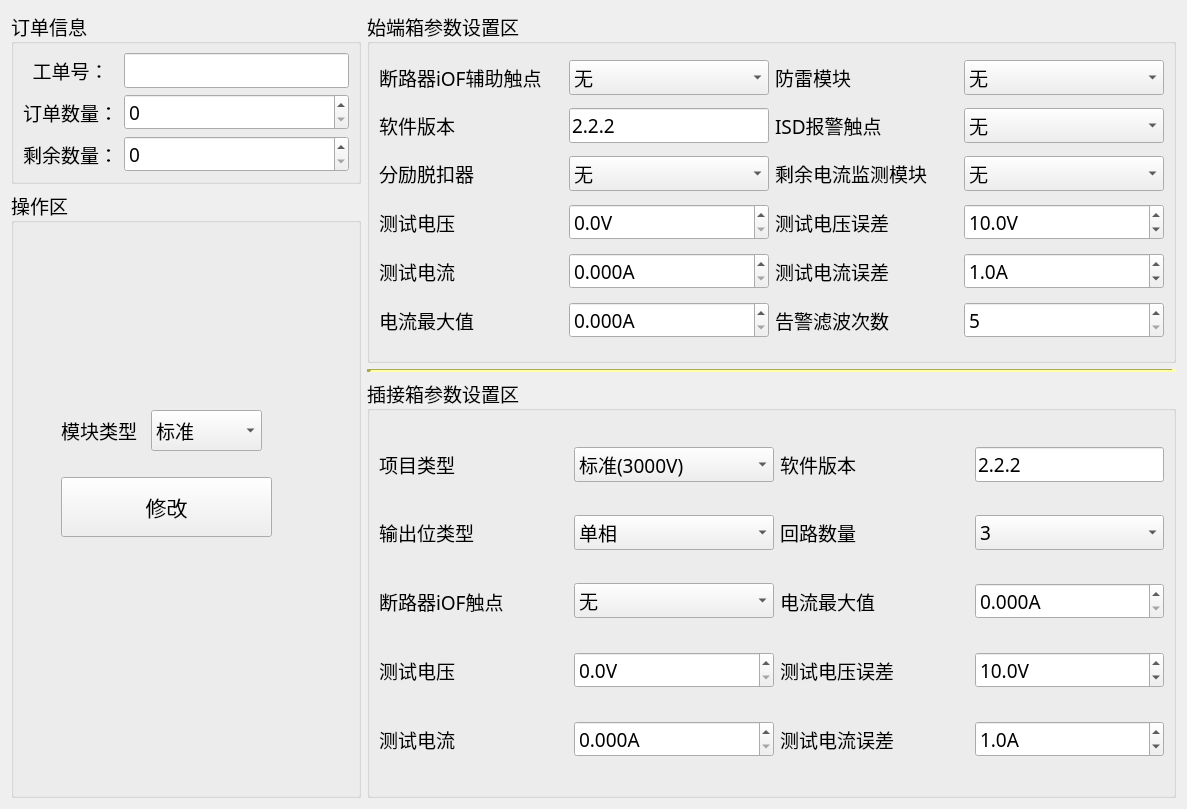
Old version of the form ProductEvalTool/qc-busbar/setups/setting.ui in the repository ChinaClever/ProductEvalTool.
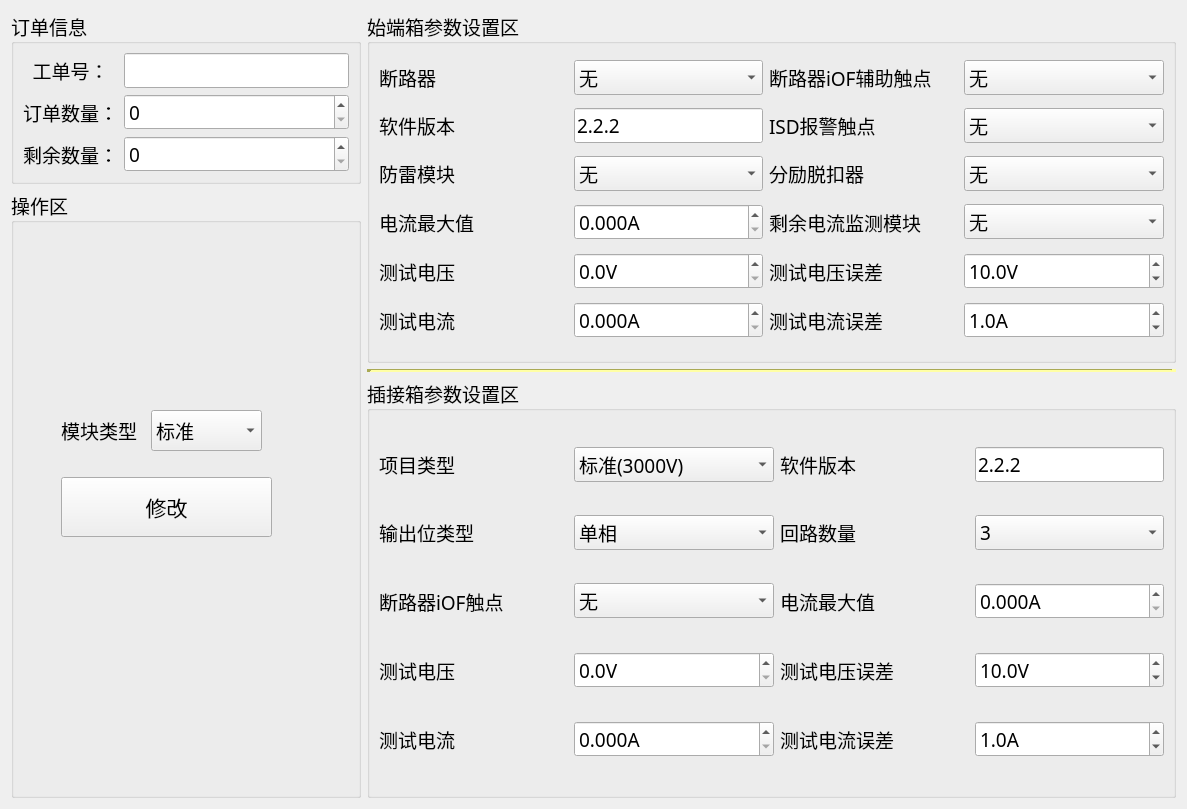
New version of the form.

```diff
--- a/ProductEvalTool/qc-busbar/setups/setting.ui
+++ b/ProductEvalTool/qc-busbar/setups/setting.ui
@@ -180,204 +180,6 @@
       <string>始端箱参数设置区</string>
      </property>
      <layout class="QGridLayout" name="gridLayout">
-      <item row="4" column="1">
-       <widget class="QDoubleSpinBox" name="ip_volSpin">
-        <property name="suffix">
-         <string>V</string>
-        </property>
-        <property name="decimals">
-         <number>1</number>
-        </property>
-        <property name="maximum">
-         <double>500.000000000000000</double>
-        </property>
-        <property name="singleStep">
-         <double>0.100000000000000</double>
-        </property>
-       </widget>
-      </item>
-      <item row="4" column="0">
-       <widget class="QLabel" name="label_19">
-        <property name="text">
-         <string>测试电压</string>
-        </property>
-        <property name="alignment">
-         <set>Qt::AlignLeading|Qt::AlignLeft|Qt::AlignVCenter</set>
-        </property>
-       </widget>
-      </item>
-      <item row="0" column="1">
-       <widget class="QComboBox" name="iOFBox">
-        <property name="minimumSize">
-         <size>
-          <width>200</width>
-          <height>30</height>
-         </size>
-        </property>
-        <item>
-         <property name="text">
-          <string>无</string>
-         </property>
-        </item>
-        <item>
-         <property name="text">
-          <string>配有</string>
-         </property>
-        </item>
-       </widget>
-      </item>
-      <item row="3" column="3">
-       <widget class="QComboBox" name="residualBox">
-        <item>
-         <property name="text">
-          <string>无</string>
-         </property>
-        </item>
-        <item>
-         <property name="text">
-          <string>有</string>
-         </property>
-        </item>
-       </widget>
-      </item>
-      <item row="0" column="3">
-       <widget class="QComboBox" name="lightningBox">
-        <property name="minimumSize">
-         <size>
-          <width>120</width>
-          <height>30</height>
-         </size>
-        </property>
-        <item>
-         <property name="text">
-          <string>无</string>
-         </property>
-        </item>
-        <item>
-         <property name="text">
-          <string>配有</string>
-         </property>
-        </item>
-       </widget>
-      </item>
-      <item row="1" column="3">
-       <widget class="QComboBox" name="ISDBox">
-        <property name="minimumSize">
-         <size>
-          <width>120</width>
-          <height>30</height>
-         </size>
-        </property>
-        <item>
-         <property name="text">
-          <string>无</string>
-         </property>
-        </item>
-        <item>
-         <property name="text">
-          <string>配有</string>
-         </property>
-        </item>
-       </widget>
-      </item>
-      <item row="7" column="3">
-       <widget class="QDoubleSpinBox" name="ip_curErrSpin">
-        <property name="suffix">
-         <string>A</string>
-        </property>
-        <property name="decimals">
-         <number>1</number>
-        </property>
-        <property name="maximum">
-         <double>10.000000000000000</double>
-        </property>
-        <property name="singleStep">
-         <double>0.100000000000000</double>
-        </property>
-        <property name="value">
-         <double>1.000000000000000</double>
-        </property>
-       </widget>
-      </item>
-      <item row="7" column="0">
-       <widget class="QLabel" name="label_18">
-        <property name="text">
-         <string>测试电流</string>
-        </property>
-        <property name="alignment">
-         <set>Qt::AlignLeading|Qt::AlignLeft|Qt::AlignVCenter</set>
-        </property>
-       </widget>
-      </item>
-      <item row="4" column="3">
-       <widget class="QDoubleSpinBox" name="ip_volErrSpin">
-        <property name="suffix">
-         <string>V</string>
-        </property>
-        <property name="decimals">
-         <number>1</number>
-        </property>
-        <property name="maximum">
-         <double>100.000000000000000</double>
-        </property>
-        <property name="singleStep">
-         <double>0.500000000000000</double>
-        </property>
-        <property name="value">
-         <double>10.000000000000000</double>
-        </property>
-       </widget>
-      </item>
-      <item row="3" column="2">
-       <widget class="QLabel" name="label_2">
-        <property name="text">
-         <string>剩余电流监测模块</string>
-        </property>
-        <property name="alignment">
-         <set>Qt::AlignLeading|Qt::AlignLeft|Qt::AlignVCenter</set>
-        </property>
-       </widget>
-      </item>
-      <item row="0" column="0">
-       <widget class="QLabel" name="label_11">
-        <property name="text">
-         <string>断路器iOF辅助触点</string>
-        </property>
-        <property name="alignment">
-         <set>Qt::AlignLeading|Qt::AlignLeft|Qt::AlignVCenter</set>
-        </property>
-       </widget>
-      </item>
-      <item row="7" column="2">
-       <widget class="QLabel" name="label_16">
-        <property name="text">
-         <string>测试电流误差</string>
-        </property>
-        <property name="alignment">
-         <set>Qt::AlignLeading|Qt::AlignLeft|Qt::AlignVCenter</set>
-        </property>
-       </widget>
-      </item>
-      <item row="4" column="2">
-       <widget class="QLabel" name="label_15">
-        <property name="text">
-         <string>测试电压误差</string>
-        </property>
-        <property name="alignment">
-         <set>Qt::AlignLeading|Qt::AlignLeft|Qt::AlignVCenter</set>
-        </property>
-       </widget>
-      </item>
-      <item row="0" column="2">
-       <widget class="QLabel" name="label_3">
-        <property name="text">
-         <string>防雷模块</string>
-        </property>
-        <property name="alignment">
-         <set>Qt::AlignLeading|Qt::AlignLeft|Qt::AlignVCenter</set>
-        </property>
-       </widget>
-      </item>
       <item row="1" column="2">
        <widget class="QLabel" name="label_9">
         <property name="text">
@@ -388,32 +190,22 @@
         </property>
        </widget>
       </item>
-      <item row="7" column="1">
-       <widget class="QDoubleSpinBox" name="ip_curSpin">
+      <item row="8" column="3">
+       <widget class="QDoubleSpinBox" name="ip_volErrSpin">
         <property name="suffix">
-         <string>A</string>
+         <string>V</string>
         </property>
         <property name="decimals">
-         <number>3</number>
+         <number>1</number>
         </property>
         <property name="maximum">
-         <double>1000.000000000000000</double>
+         <double>100.000000000000000</double>
         </property>
         <property name="singleStep">
          <double>0.100000000000000</double>
         </property>
-       </widget>
-      </item>
-      <item row="1" column="1">
-       <widget class="QLineEdit" name="ip_versionEdit">
-        <property name="sizePolicy">
-         <sizepolicy hsizetype="Preferred" vsizetype="Fixed">
-          <horstretch>0</horstretch>
-          <verstretch>0</verstretch>
-         </sizepolicy>
-        </property>
-        <property name="text">
-         <string>2.2.2</string>
+        <property name="value">
+         <double>10.000000000000000</double>
         </property>
        </widget>
       </item>
@@ -427,7 +219,26 @@
         </property>
        </widget>
       </item>
-      <item row="3" column="0">
+      <item row="11" column="3">
+       <widget class="QDoubleSpinBox" name="ip_curErrSpin">
+        <property name="suffix">
+         <string>A</string>
+        </property>
+        <property name="decimals">
+         <number>1</number>
+        </property>
+        <property name="maximum">
+         <double>10.000000000000000</double>
+        </property>
+        <property name="singleStep">
+         <double>0.100000000000000</double>
+        </property>
+        <property name="value">
+         <double>1.000000000000000</double>
+        </property>
+       </widget>
+      </item>
+      <item row="3" column="2">
        <widget class="QLabel" name="label_13">
         <property name="sizePolicy">
          <sizepolicy hsizetype="Preferred" vsizetype="Preferred">
@@ -443,7 +254,77 @@
         </property>
        </widget>
       </item>
+      <item row="11" column="1">
+       <widget class="QDoubleSpinBox" name="ip_curSpin">
+        <property name="suffix">
+         <string>A</string>
+        </property>
+        <property name="decimals">
+         <number>3</number>
+        </property>
+        <property name="maximum">
+         <double>1000.000000000000000</double>
+        </property>
+        <property name="singleStep">
+         <double>0.100000000000000</double>
+        </property>
+       </widget>
+      </item>
+      <item row="5" column="2">
+       <widget class="QLabel" name="label_2">
+        <property name="text">
+         <string>剩余电流监测模块</string>
+        </property>
+        <property name="alignment">
+         <set>Qt::AlignLeading|Qt::AlignLeft|Qt::AlignVCenter</set>
+        </property>
+       </widget>
+      </item>
+      <item row="11" column="0">
+       <widget class="QLabel" name="label_18">
+        <property name="text">
+         <string>测试电流</string>
+        </property>
+        <property name="alignment">
+         <set>Qt::AlignLeading|Qt::AlignLeft|Qt::AlignVCenter</set>
+        </property>
+       </widget>
+      </item>
       <item row="3" column="1">
+       <widget class="QComboBox" name="lightningBox">
+        <property name="minimumSize">
+         <size>
+          <width>120</width>
+          <height>30</height>
+         </size>
+        </property>
+        <item>
+         <property name="text">
+          <string>无</string>
+         </property>
+        </item>
+        <item>
+         <property name="text">
+          <string>配有</string>
+         </property>
+        </item>
+       </widget>
+      </item>
+      <item row="5" column="3">
+       <widget class="QComboBox" name="residualBox">
+        <item>
+         <property name="text">
+          <string>无</string>
+         </property>
+        </item>
+        <item>
+         <property name="text">
+          <string>有</string>
+         </property>
+        </item>
+       </widget>
+      </item>
+      <item row="3" column="3">
        <widget class="QComboBox" name="shuntBox">
         <property name="minimumSize">
          <size>
@@ -463,7 +344,33 @@
         </item>
        </widget>
       </item>
-      <item row="11" column="0">
+      <item row="8" column="1">
+       <widget class="QDoubleSpinBox" name="ip_volSpin">
+        <property name="suffix">
+         <string>V</string>
+        </property>
+        <property name="decimals">
+         <number>1</number>
+        </property>
+        <property name="maximum">
+         <double>500.000000000000000</double>
+        </property>
+        <property name="singleStep">
+         <double>0.100000000000000</double>
+        </property>
+       </widget>
+      </item>
+      <item row="8" column="2">
+       <widget class="QLabel" name="label_15">
+        <property name="text">
+         <string>测试电压误差</string>
+        </property>
+        <property name="alignment">
+         <set>Qt::AlignLeading|Qt::AlignLeft|Qt::AlignVCenter</set>
+        </property>
+       </widget>
+      </item>
+      <item row="5" column="0">
        <widget class="QLabel" name="label_25">
         <property name="text">
          <string>电流最大值</string>
@@ -473,7 +380,7 @@
         </property>
        </widget>
       </item>
-      <item row="11" column="1">
+      <item row="5" column="1">
        <widget class="QDoubleSpinBox" name="ip_curMaxSpin">
         <property name="suffix">
          <string>A</string>
@@ -489,45 +396,118 @@
         </property>
        </widget>
       </item>
+      <item row="8" column="0">
+       <widget class="QLabel" name="label_19">
+        <property name="text">
+         <string>测试电压</string>
+        </property>
+        <property name="alignment">
+         <set>Qt::AlignLeading|Qt::AlignLeft|Qt::AlignVCenter</set>
+        </property>
+       </widget>
+      </item>
+      <item row="1" column="3">
+       <widget class="QComboBox" name="ISDBox">
+        <property name="minimumSize">
+         <size>
+          <width>120</width>
+          <height>30</height>
+         </size>
+        </property>
+        <item>
+         <property name="text">
+          <string>无</string>
+         </property>
+        </item>
+        <item>
+         <property name="text">
+          <string>配有</string>
+         </property>
+        </item>
+       </widget>
+      </item>
+      <item row="1" column="1">
+       <widget class="QLineEdit" name="ip_versionEdit">
+        <property name="sizePolicy">
+         <sizepolicy hsizetype="Preferred" vsizetype="Fixed">
+          <horstretch>0</horstretch>
+          <verstretch>0</verstretch>
+         </sizepolicy>
+        </property>
+        <property name="text">
+         <string>2.2.2</string>
+        </property>
+       </widget>
+      </item>
       <item row="11" column="2">
+       <widget class="QLabel" name="label_16">
+        <property name="text">
+         <string>测试电流误差</string>
+        </property>
+        <property name="alignment">
+         <set>Qt::AlignLeading|Qt::AlignLeft|Qt::AlignVCenter</set>
+        </property>
+       </widget>
+      </item>
+      <item row="3" column="0">
+       <widget class="QLabel" name="label_3">
+        <property name="text">
+         <string>防雷模块</string>
+        </property>
+        <property name="alignment">
+         <set>Qt::AlignLeading|Qt::AlignLeft|Qt::AlignVCenter</set>
+        </property>
+       </widget>
+      </item>
+      <item row="0" column="3">
+       <widget class="QComboBox" name="iOFBox">
+        <property name="minimumSize">
+         <size>
+          <width>200</width>
+          <height>30</height>
+         </size>
+        </property>
+        <item>
+         <property name="text">
+          <string>无</string>
+         </property>
+        </item>
+        <item>
+         <property name="text">
+          <string>配有</string>
+         </property>
+        </item>
+       </widget>
+      </item>
+      <item row="0" column="2">
+       <widget class="QLabel" name="label_11">
+        <property name="text">
+         <string>断路器iOF辅助触点</string>
+        </property>
+        <property name="alignment">
+         <set>Qt::AlignLeading|Qt::AlignLeft|Qt::AlignVCenter</set>
+        </property>
+       </widget>
+      </item>
+      <item row="0" column="0">
        <widget class="QLabel" name="label_8">
         <property name="text">
-         <string>告警滤波次数</string>
-        </property>
-        <property name="alignment">
-         <set>Qt::AlignLeading|Qt::AlignLeft|Qt::AlignVCenter</set>
+         <string>断路器</string>
         </property>
        </widget>
       </item>
-      <item row="11" column="3">
-       <widget class="QSpinBox" name="filterspinBox">
-        <property name="sizePolicy">
-         <sizepolicy hsizetype="Preferred" vsizetype="Fixed">
-          <horstretch>0</horstretch>
-          <verstretch>0</verstretch>
-         </sizepolicy>
-        </property>
-        <property name="minimumSize">
-         <size>
-          <width>200</width>
-          <height>30</height>
-         </size>
-        </property>
-        <property name="maximumSize">
-         <size>
-          <width>16777215</width>
-          <height>16777215</height>
-         </size>
-        </property>
-        <property name="minimum">
-         <number>5</number>
-        </property>
-        <property name="maximum">
-         <number>200</number>
-        </property>
-        <property name="value">
-         <number>5</number>
-        </property>
+      <item row="0" column="1">
+       <widget class="QComboBox" name="breakBox">
+        <item>
+         <property name="text">
+          <string>无</string>
+         </property>
+        </item>
+        <item>
+         <property name="text">
+          <string>配有</string>
+         </property>
+        </item>
        </widget>
       </item>
      </layout>
```
Left out of the diff: 2 changed lines with no effect on the pictures.
